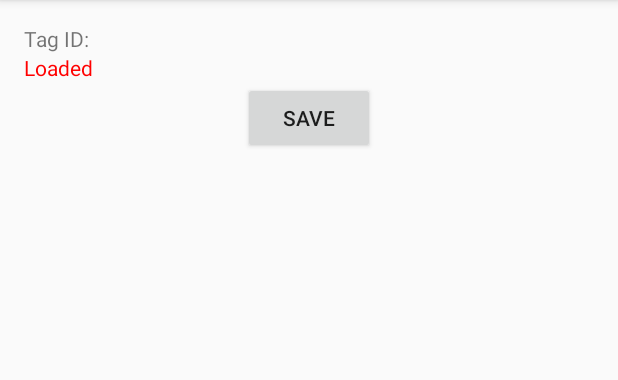
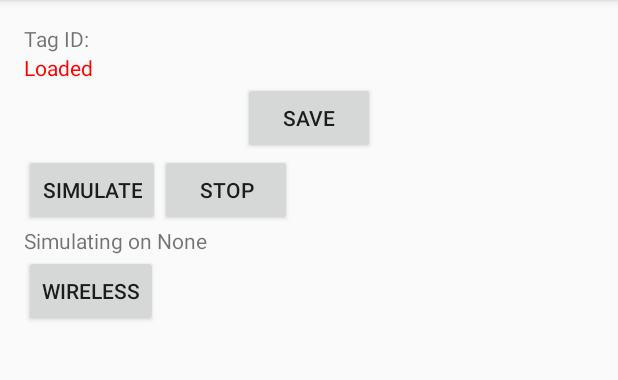
Before and after one commit to skimmy/WristbandProject, an Android app: the screen it shows after launch (MainActivity), on a phone screen of 412 x 824 dp, the part 84-464 px from its top. Run offline under Robolectric (Android 15) with nearby library versions, the phone set to English and light mode, and no system bars; network calls fail.

Commit message:
First tests on low level wireless android APIs

```diff
--- a/app/src/main/java/it/logostech/wristbandproject/app/MainActivity.java
+++ b/app/src/main/java/it/logostech/wristbandproject/app/MainActivity.java
@@ -1,6 +1,7 @@
 package it.logostech.wristbandproject.app;
 
 import android.app.DialogFragment;
+import android.content.Intent;
 import android.nfc.NfcAdapter;
 import android.nfc.Tag;
 import android.os.Environment;
@@ -10,6 +11,8 @@ import android.util.Log;
 import android.view.Menu;
 import android.view.MenuItem;
 import android.view.View;
+import android.widget.AdapterView;
+import android.widget.ArrayAdapter;
 import android.widget.Button;
 import android.widget.ListView;
 import android.widget.TextView;
@@ -17,15 +20,13 @@ import android.widget.TextView;
 import java.io.DataInputStream;
 import java.io.DataOutputStream;
 import java.io.FileInputStream;
-import java.io.FileNotFoundException;
 import java.io.FileOutputStream;
-import java.io.IOError;
 import java.io.IOException;
 import java.math.BigInteger;
-import java.util.Iterator;
 import java.util.LinkedList;
 import java.util.List;
 
+import it.logostech.wristbandproject.app.model.TagModel;
 import it.logostech.wristbandproject.app.util.DialogResponder;
 
 
@@ -36,6 +37,8 @@ public class MainActivity extends ActionBarActivity implements DialogResponder {
     private TagModel readTag = null;
 
     private static final String savedTagFileName = "_saved_tags.dat";
+
+    private ArrayAdapter<TagModel> mAdapter = null;
 
 
     @Override
@@ -58,11 +61,43 @@ public class MainActivity extends ActionBarActivity implements DialogResponder {
             }
         });
 
+        Button wirelessActivityButton = (Button) findViewById(R.id.wirelessActivityButton);
+        wirelessActivityButton.setOnClickListener(new View.OnClickListener() {
+            @Override
+            public void onClick(View view) {
+                Intent intent = new Intent(MainActivity.this, WirelessActivity.class);
+                startActivity(intent);
+            }
+        });
+
 
         this.tagsList = new LinkedList<TagModel>();
+
+        // initialization of the list view
         ListView tagsListView = (ListView) findViewById(R.id.savedTagListView);
-//        tagsListView.setAdapter();
-        // initialization of the list view
+        tagsListView.setOnItemClickListener(new AdapterView.OnItemClickListener() {
+            @Override
+            public void onItemClick(AdapterView<?> adapterView, View view, int i, long l) {
+                Object clicked = adapterView.getItemAtPosition(i);
+                Log.v("MainActivity", "onItemClick " + clicked.toString());
+                selectedTag = (TagModel) clicked;
+            }
+        });
+
+        final TextView simulationTextView = (TextView) findViewById(R.id.simulationStateText);
+
+        Button startSimulationButton = (Button) findViewById(R.id.startSimulationButton);
+        startSimulationButton.setOnClickListener(new View.OnClickListener() {
+            @Override
+            public void onClick(View view) {
+                String id = "None";
+                if (selectedTag != null) {
+                    id = selectedTag.getStringId();
+                }
+                Log.v("Simulation Start Button", "cliked");
+                simulationTextView.setText("Simulating on " + id);
+            }
+        });
     }
 
     @Override
@@ -114,6 +149,13 @@ public class MainActivity extends ActionBarActivity implements DialogResponder {
         }
         Log.v("onResume", "Loaded " + this.tagsList.size() + " tags!");
 
+        TagModel[] tagsArray = new TagModel[this.tagsList.size()];
+        tagsArray = this.tagsList.toArray(tagsArray);
+        ListView tagsListView = (ListView) findViewById(R.id.savedTagListView);
+        this.mAdapter = new ArrayAdapter<TagModel>(
+                this, android.R.layout.simple_list_item_1, tagsArray);
+        tagsListView.setAdapter(mAdapter);
+
     }
 
     @Override
@@ -157,9 +199,9 @@ public class MainActivity extends ActionBarActivity implements DialogResponder {
             int nameArrayLength = dis.readInt();
             byte[] name = new byte[nameArrayLength];
             dis.read(name);
-            String tagName =  new String(name);
+            String tagName = new String(name);
 
-            tags.add(new TagModel(id,tagName));
+            tags.add(new TagModel(id, tagName));
 
         }
         dis.close();
--- a/app/src/main/java/it/logostech/wristbandproject/app/SaveTagDialogFragment.java
+++ b/app/src/main/java/it/logostech/wristbandproject/app/SaveTagDialogFragment.java
@@ -6,12 +6,12 @@ import android.app.Dialog;
 import android.app.DialogFragment;
 import android.content.DialogInterface;
 import android.os.Bundle;
-import android.util.Log;
 import android.view.LayoutInflater;
 import android.view.View;
 import android.widget.EditText;
 import android.widget.TextView;
 
+import it.logostech.wristbandproject.app.model.TagModel;
 import it.logostech.wristbandproject.app.util.DialogResponder;
 
 /**
--- a/app/src/main/java/it/logostech/wristbandproject/app/TagUtility.java
+++ b/app/src/main/java/it/logostech/wristbandproject/app/TagUtility.java
@@ -8,6 +8,8 @@ import java.io.FileOutputStream;
 import java.io.IOException;
 import java.math.BigInteger;
 import java.nio.ByteBuffer;
+
+import it.logostech.wristbandproject.app.model.TagModel;
 
 /**
  * Created by michele.schimd on 04/07/2014.
@@ -45,4 +47,8 @@ public class TagUtility {
         }
         return tagModel;
     }
+
+    public void initHBCService(TagModel emulatedTag, Context ctx) {
+
+    }
 }
--- a/app/src/main/java/it/logostech/wristbandproject/app/TagModel.java
+++ b/app/src/main/java/it/logostech/wristbandproject/app/model/TagModel.java
@@ -1,4 +1,4 @@
-package it.logostech.wristbandproject.app;
+package it.logostech.wristbandproject.app.model;
 
 import java.math.BigInteger;
 
@@ -39,4 +39,8 @@ public class TagModel {
         String idString  = (new BigInteger(this.id).toString());;
         return idString;
     }
+
+    public  String toString() {
+        return this.getStringId();
+    }
 }
--- /dev/null
+++ b/app/src/main/java/it/logostech/wristbandproject/app/util/DialogResponder.java
@@ -0,0 +1,12 @@
+package it.logostech.wristbandproject.app.util;
+
+import android.app.DialogFragment;
+
+/**
+ * Created by michele.schimd on 16/07/2014.
+ */
+public interface DialogResponder {
+    public void onDialogPositiveClick(DialogFragment dialog);
+
+    public void onDialogNegativeClick(DialogFragment dialog);
+}
--- a/app/src/main/res/layout/activity_main.xml
+++ b/app/src/main/res/layout/activity_main.xml
@@ -25,12 +25,50 @@
             android:id="@+id/loadTagTextView"
             android:layout_width="wrap_content"
             android:layout_height="wrap_content" />
+
         <Button
 
             android:id="@+id/saveTagIdButton"
             android:text="@string/saveString"
             android:layout_width="wrap_content"
             android:layout_height="wrap_content"
-            android:layout_gravity="center"/>
+            android:layout_gravity="center" />
+
+        <ListView
+            android:id="@+id/savedTagListView"
+            android:layout_width="fill_parent"
+            android:layout_height="wrap_content"></ListView>
+
+        <LinearLayout
+            android:layout_gravity="center"
+            android:layout_width="fill_parent"
+            android:layout_height="wrap_content"
+            android:orientation="horizontal">
+
+            <Button
+                android:id="@+id/startSimulationButton"
+                android:layout_width="wrap_content"
+                android:layout_height="wrap_content"
+                android:text="Simulate" />
+            <Button
+                android:id="@+id/stopSimulationButton"
+                android:layout_width="wrap_content"
+                android:layout_height="wrap_content"
+                android:text="Stop"/>
+
+        </LinearLayout>
+
+        <TextView
+            android:id="@+id/simulationStateText"
+            android:text="Simulating on None"
+            android:layout_width="fill_parent"
+            android:layout_height="wrap_content" />
+
+        <Button
+            android:id="@+id/wirelessActivityButton"
+            android:text="@string/wireless_text"
+            android:layout_width="wrap_content"
+            android:layout_height="wrap_content" />
+
     </LinearLayout>
 </RelativeLayout>
--- a/app/src/main/res/layout/save_dialog.xml
+++ b/app/src/main/res/layout/save_dialog.xml
@@ -15,10 +15,16 @@
 
     <TextView
         android:text="Tag Id"
+        android:id="@+id/dialogIdTextView"
         android:layout_width="wrap_content"
         android:layout_height="wrap_content"
         android:layout_gravity="center_horizontal"/>
 
+    <EditText
+        android:id="@+id/dialogNameInputText"
+        android:layout_width="fill_parent"
+        android:layout_height="wrap_content" />
+
 
 
 </LinearLayout>
--- a/app/src/main/res/values/strings.xml
+++ b/app/src/main/res/values/strings.xml
@@ -8,5 +8,7 @@
     <string name="saveString">Save</string>
     <string name="cancelString">Cancel</string>
     <string name="save_dialog_title">Save Tag?</string>
+    <string name="title_activity_wireless">WirelessActivity</string>
+    <string name="wireless_text">Wireless</string>
 
 </resources>
```
Also changed, not shown: app/src/main/AndroidManifest.xml (+30 -21 lines), app/src/main/java/it/logostech/wristbandproject/app/WirelessActivity.java (added, +48 -0 lines), app/src/main/java/it/logostech/wristbandproject/app/model/AccessPointModel.java (added, +7 -0 lines), app/src/main/java/it/logostech/wristbandproject/app/model/base/GeoPoint.java (added, +30 -0 lines), app/src/main/java/it/logostech/wristbandproject/app/util/MyHostApduService.java (added, +19 -0 lines), app/src/main/res/layout/activity_wireless.xml (added, +16 -0 lines), app/src/main/res/menu/wireless.xml (added, +9 -0 lines).
